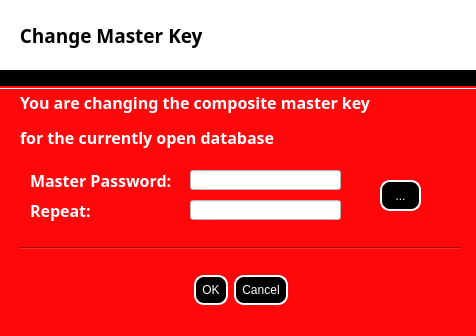
This is changemasterkeyform.ui in DensonNgumo/Vault as Qt 5 draws it before an edit. The edited form follows.
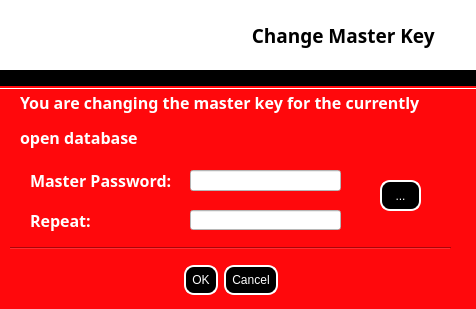
This is the edited form. Icons and pictures are not drawn.

Patch:
```diff
--- a/changemasterkeyform.ui
+++ b/changemasterkeyform.ui
@@ -7,7 +7,7 @@
     <x>0</x>
     <y>0</y>
     <width>476</width>
-    <height>336</height>
+    <height>309</height>
    </rect>
   </property>
   <property name="windowTitle">
@@ -44,7 +44,7 @@
 </string>
    </property>
    <property name="text">
-    <string>    Change Master Key</string>
+    <string>                                                   Change Master Key</string>
    </property>
   </widget>
   <widget class="QLabel" name="label_2">
@@ -69,7 +69,7 @@
 </string>
    </property>
    <property name="text">
-    <string>&lt;html&gt;&lt;head/&gt;&lt;body&gt;&lt;p&gt;You are changing the composite master key&lt;/p&gt;&lt;p&gt; for the currently open database&lt;/p&gt;&lt;/body&gt;&lt;/html&gt;</string>
+    <string>&lt;html&gt;&lt;head/&gt;&lt;body&gt;&lt;p&gt;You are changing the master key for the currently&lt;/p&gt;&lt;p&gt; open database&lt;/p&gt;&lt;/body&gt;&lt;/html&gt;</string>
    </property>
   </widget>
   <widget class="QLabel" name="label_3">
@@ -96,37 +96,13 @@
     <string>Master Password:</string>
    </property>
   </widget>
-  <widget class="QLabel" name="label_4">
-   <property name="geometry">
-    <rect>
-     <x>30</x>
-     <y>200</y>
-     <width>71</width>
-     <height>21</height>
-    </rect>
-   </property>
-   <property name="font">
-    <font>
-     <family>Tekton Pro</family>
-     <pointsize>12</pointsize>
-     <weight>75</weight>
-     <bold>true</bold>
-    </font>
-   </property>
-   <property name="styleSheet">
-    <string notr="true">color:white;</string>
-   </property>
-   <property name="text">
-    <string>Repeat:</string>
-   </property>
-  </widget>
   <widget class="QLineEdit" name="lineEdit_MasterPass">
    <property name="geometry">
     <rect>
      <x>190</x>
      <y>170</y>
      <width>151</width>
-     <height>20</height>
+     <height>21</height>
     </rect>
    </property>
    <property name="autoFillBackground">
@@ -136,41 +112,11 @@
     <string notr="true">background-color:white;
 </string>
    </property>
-  </widget>
-  <widget class="QLineEdit" name="lineEdit_RepeatPass">
-   <property name="geometry">
-    <rect>
-     <x>190</x>
-     <y>200</y>
-     <width>151</width>
-     <height>20</height>
-    </rect>
+   <property name="maxLength">
+    <number>50</number>
    </property>
-   <property name="styleSheet">
-    <string notr="true">background-color:white;</string>
-   </property>
-  </widget>
-  <widget class="QToolButton" name="toolButton">
-   <property name="geometry">
-    <rect>
-     <x>380</x>
-     <y>180</y>
-     <width>41</width>
-     <height>31</height>
-    </rect>
-   </property>
-   <property name="styleSheet">
-    <string notr="true">background-color:black;
-color:white;
-border-style:outset;
-border-width:2px;
-border-color:white;
-border-radius:10px;
-
-padding:6px;</string>
-   </property>
-   <property name="text">
-    <string>...</string>
+   <property name="echoMode">
+    <enum>QLineEdit::Password</enum>
    </property>
   </widget>
   <widget class="Line" name="line">
@@ -195,8 +141,8 @@
   <widget class="QDialogButtonBox" name="buttonBox_Response">
    <property name="geometry">
     <rect>
-     <x>80</x>
-     <y>260</y>
+     <x>70</x>
+     <y>250</y>
      <width>321</width>
      <height>61</height>
     </rect>
@@ -240,7 +186,7 @@
   <widget class="Line" name="line_2">
    <property name="geometry">
     <rect>
-     <x>20</x>
+     <x>10</x>
      <y>240</y>
      <width>441</width>
      <height>16</height>
@@ -250,6 +196,71 @@
     <enum>Qt::Horizontal</enum>
    </property>
   </widget>
+  <widget class="QLabel" name="label_Repeat">
+   <property name="geometry">
+    <rect>
+     <x>30</x>
+     <y>210</y>
+     <width>141</width>
+     <height>21</height>
+    </rect>
+   </property>
+   <property name="font">
+    <font>
+     <family>Tekton Pro</family>
+     <pointsize>12</pointsize>
+     <weight>75</weight>
+     <bold>true</bold>
+    </font>
+   </property>
+   <property name="styleSheet">
+    <string notr="true">color:white;</string>
+   </property>
+   <property name="text">
+    <string>Repeat:</string>
+   </property>
+  </widget>
+  <widget class="QLineEdit" name="lineEdit_Repeat">
+   <property name="geometry">
+    <rect>
+     <x>190</x>
+     <y>210</y>
+     <width>151</width>
+     <height>20</height>
+    </rect>
+   </property>
+   <property name="styleSheet">
+    <string notr="true">background:white;</string>
+   </property>
+   <property name="maxLength">
+    <number>50</number>
+   </property>
+   <property name="echoMode">
+    <enum>QLineEdit::Password</enum>
+   </property>
+  </widget>
+  <widget class="QToolButton" name="toolButton_Visible">
+   <property name="geometry">
+    <rect>
+     <x>380</x>
+     <y>180</y>
+     <width>41</width>
+     <height>31</height>
+    </rect>
+   </property>
+   <property name="styleSheet">
+    <string notr="true">background-color:black;
+color:white;
+border-style:outset;
+border-width:2px;
+border-color:white;
+border-radius:10px;
+padding:6px;</string>
+   </property>
+   <property name="text">
+    <string>...</string>
+   </property>
+  </widget>
  </widget>
  <resources/>
  <connections/>
```
Left out of the diff: 12 changed lines with no effect on the pictures.
